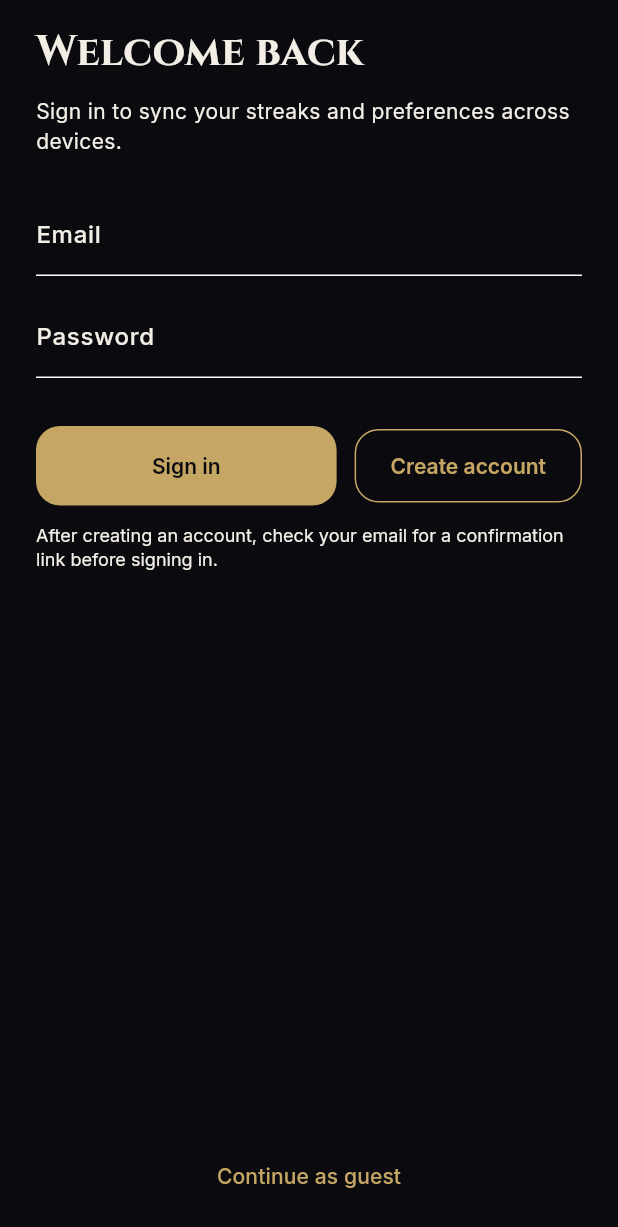
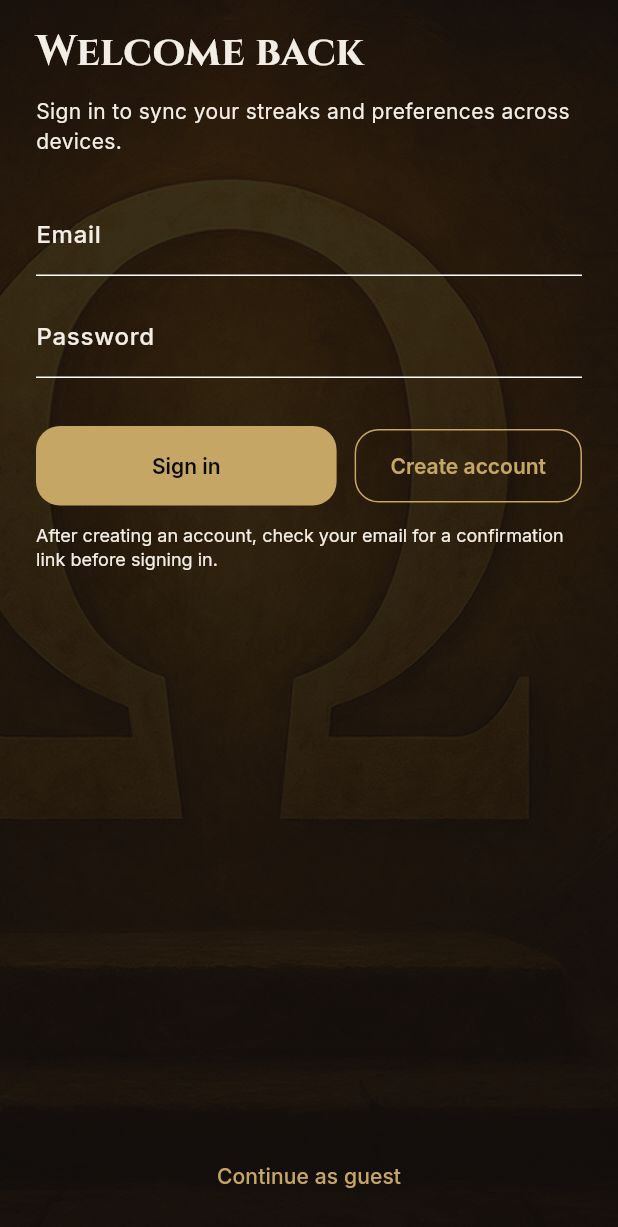
Before and after one commit to djangamane/sba_ISM, a Flutter app: the screen it shows after launch, on a phone screen of 412 x 824 dp. Shown: the top 1227 px of the screen. Run offline on Flutter 3.47's test engine with Material 3 defaults, Android fonts, the phone set to English and light mode, and no system bars; our stand-ins replace flutter_dotenv, flutter_local_notifications, flutter_timezone, google_fonts, shared_preferences, supabase_flutter and 1 more; accounts and stored records are empty; network calls fail.

Commit message:
background

```diff
--- a/mobile/spiritual_bible_chat/lib/main.dart
+++ b/mobile/spiritual_bible_chat/lib/main.dart
@@ -505,6 +505,35 @@ class _SpiritualBibleChatAppState extends State<SpiritualBibleChatApp> {
       theme: theme,
       darkTheme: theme,
       themeMode: ThemeMode.dark,
+      builder: (context, child) {
+        return Stack(
+          children: [
+            Positioned.fill(
+              child: Image.asset(
+                'assets/images/temple.png',
+                fit: BoxFit.cover,
+                color: AppColors.obsidian.withOpacity(0.4),
+                colorBlendMode: BlendMode.darken,
+              ),
+            ),
+            const Positioned.fill(
+              child: DecoratedBox(
+                decoration: BoxDecoration(
+                  gradient: LinearGradient(
+                    begin: Alignment.topCenter,
+                    end: Alignment.bottomCenter,
+                    colors: [
+                      Color(0xAA0B0B0F),
+                      Color(0xCC0B0B0F),
+                    ],
+                  ),
+                ),
+              ),
+            ),
+            if (child != null) Positioned.fill(child: child),
+          ],
+        );
+      },
       routes: {
         '/payment/success': (_) => const _CheckoutResultScreen(
               title: 'You’re all set!',
--- a/mobile/spiritual_bible_chat/lib/theme/app_theme.dart
+++ b/mobile/spiritual_bible_chat/lib/theme/app_theme.dart
@@ -95,7 +95,7 @@ ThemeData buildAppTheme() {
   );
 
   return base.copyWith(
-    scaffoldBackgroundColor: AppColors.obsidian,
+    scaffoldBackgroundColor: Colors.transparent,
     colorScheme: colorScheme,
     textTheme: textTheme,
     appBarTheme: AppBarTheme(
--- a/mobile/spiritual_bible_chat/pubspec.yaml
+++ b/mobile/spiritual_bible_chat/pubspec.yaml
@@ -69,6 +69,7 @@ flutter:
   uses-material-design: true
   assets:
     - .env
+    - assets/images/temple.png
 
   # To add assets to your application, add an assets section, like this:
   # assets:
```
Also changed, not shown: mobile/spiritual_bible_chat/assets/images/temple.png (added).
